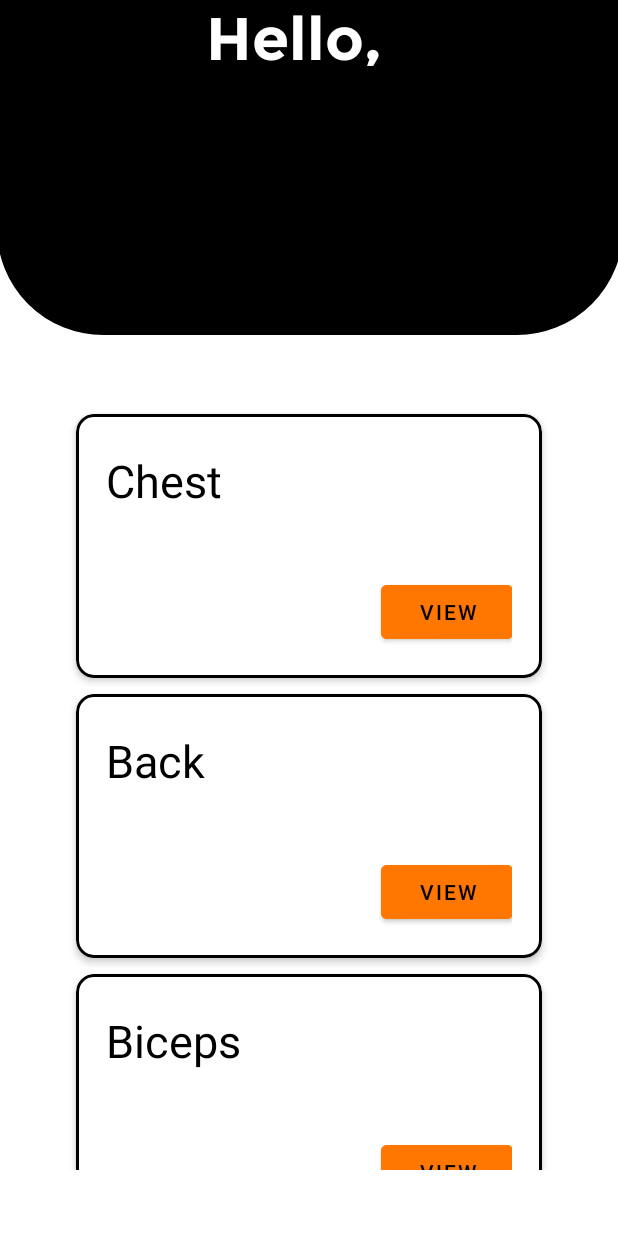
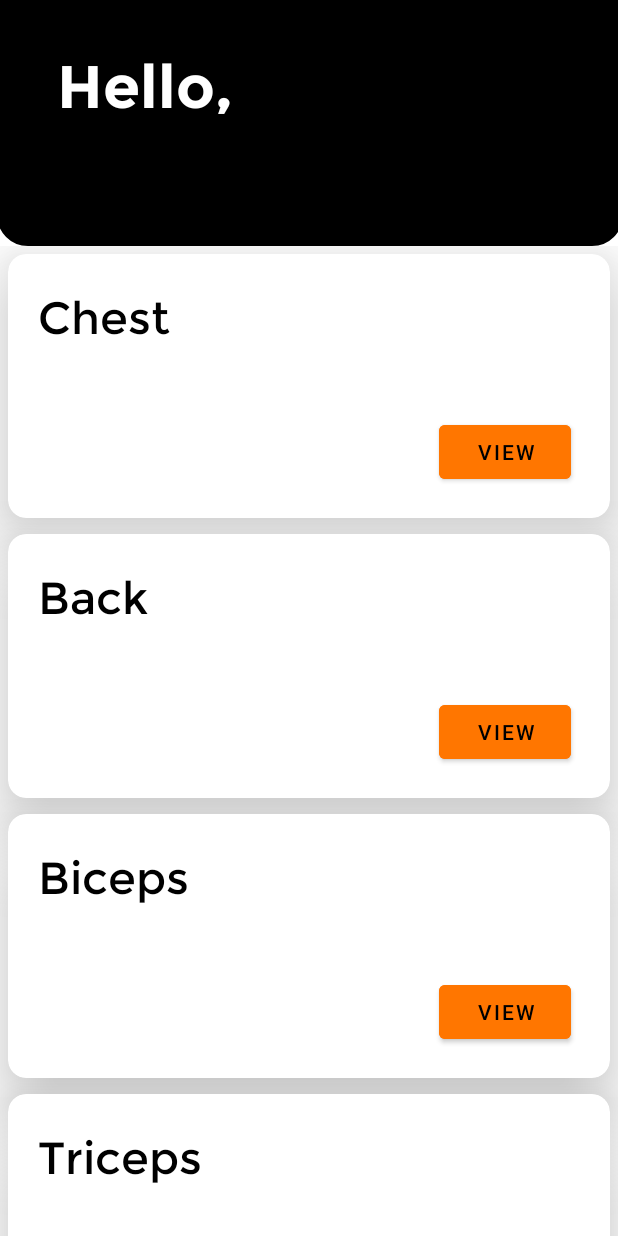
Before and after one commit to Adrito-M/FitnessAid, an Android app: the PresetsScreen screen opened directly, with no data from a screen before it, on a phone screen of 412 x 824 dp. Run offline under Robolectric (Android 15) with nearby library versions, the phone set to English and light mode, and no system bars.

Commit message:
recycler view of presets improved 1

```diff
--- a/app/src/main/java/com/contest/fitnessaid/PresetsScreen.kt
+++ b/app/src/main/java/com/contest/fitnessaid/PresetsScreen.kt
@@ -26,7 +26,7 @@ class PresetsScreen : AppCompatActivity() {
         val sharedPreferences: SharedPreferences = getSharedPreferences("PREFERENCE_NAME", Context.MODE_PRIVATE)
         val username = sharedPreferences.getString("username", " ")
         val  salutation = findViewById<TextView>(R.id.salutation_preset)
-        salutation.setText("Hello, ${username}")
+        salutation.setText("Hello,\n${username}")
 
 
     }
--- a/app/src/main/res/drawable/rounded_corner.xml
+++ b/app/src/main/res/drawable/rounded_corner.xml
@@ -13,6 +13,6 @@
         android:top="1dp" />
 
     <corners
-        android:bottomLeftRadius="70dp"
-        android:bottomRightRadius="70dp"/>
+        android:bottomLeftRadius="20dp"
+        android:bottomRightRadius="20dp"/>
 </shape>
--- a/app/src/main/res/layout/activity_presets_screen.xml
+++ b/app/src/main/res/layout/activity_presets_screen.xml
@@ -9,25 +9,25 @@
     <TextView
         android:id="@+id/salutation_preset"
         android:layout_width="417dp"
-        android:layout_height="223dp"
+        android:layout_height="164dp"
         android:background="@drawable/rounded_corner"
         android:fontFamily="@font/montserratbold"
-        android:gravity="center_horizontal"
+        android:gravity="center_vertical"
+        android:paddingStart="40sp"
+        android:paddingEnd="40sp"
         android:text="Hello"
-        android:textAlignment="center"
         android:textColor="@color/white"
         android:textSize="40sp"
-
         app:layout_constraintEnd_toEndOf="parent"
         app:layout_constraintStart_toStartOf="parent"
         app:layout_constraintTop_toTopOf="parent" />
 
     <androidx.recyclerview.widget.RecyclerView
         android:id="@+id/preset_view"
-        android:layout_width="321dp"
-        android:layout_height="509dp"
-        android:layout_marginBottom="44dp"
+        android:layout_width="0dp"
+        android:layout_height="0dp"
         app:layout_constraintBottom_toBottomOf="parent"
         app:layout_constraintEnd_toEndOf="parent"
-        app:layout_constraintStart_toStartOf="parent" />
+        app:layout_constraintStart_toStartOf="parent"
+        app:layout_constraintTop_toBottomOf="@+id/salutation_preset" />
 </androidx.constraintlayout.widget.ConstraintLayout>
--- a/app/src/main/res/layout/presets_card_layout.xml
+++ b/app/src/main/res/layout/presets_card_layout.xml
@@ -8,10 +8,8 @@
     android:layout_margin="5dp"
     app:cardBackgroundColor="@color/white"
     app:cardCornerRadius="12dp"
-    app:cardElevation="3dp"
+    app:cardElevation="30dp"
     app:contentPadding="4dp"
-    app:strokeColor="@color/black"
-    app:strokeWidth="2dp"
     >
 
     <androidx.constraintlayout.widget.ConstraintLayout
@@ -30,7 +28,8 @@
             app:layout_constraintHorizontal_bias="0.0"
             app:layout_constraintStart_toStartOf="parent"
             app:layout_constraintTop_toTopOf="parent"
-            android:textColor="@color/black"/>
+            android:textColor="@color/black"
+            android:fontFamily="@font/montserratregular"/>
 
         <TextView
             android:id="@+id/activities_in"
@@ -40,7 +39,8 @@
             android:layout_marginBottom="32dp"
             app:layout_constraintBottom_toBottomOf="parent"
             app:layout_constraintStart_toStartOf="parent"
-            android:textColor="@color/black"/>
+            android:textColor="@color/black"
+            android:fontFamily="@font/montserratregular"/>
 
         <Button
             android:id="@+id/view_button"
```
